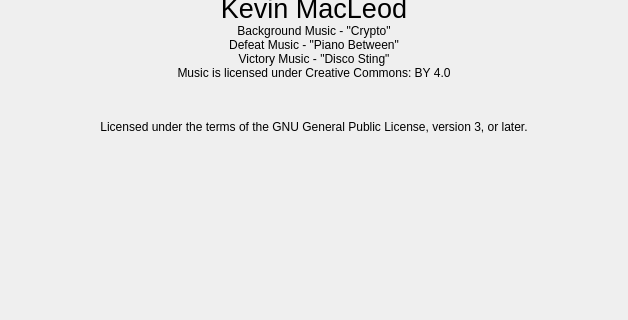
Above: information/creditsscreen.ui from vicr123/entertaining-mines before the change; both pictures show x 0 to 628 and y 177 to 497 of the 628 by 988 pixel window. Below: the same form after it.
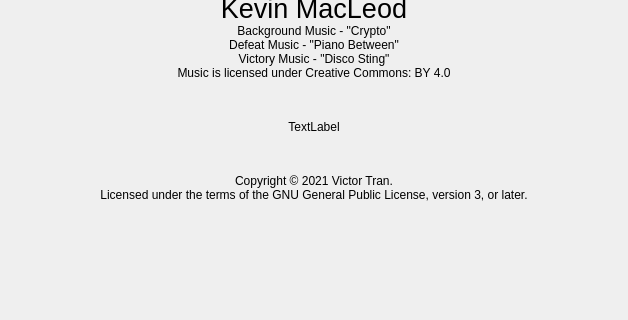
That is the form after the change. Icons and pictures are not drawn. Custom widgets are drawn as their Qt base class.

Commit message: Add Entertaining Games branding

```diff
--- a/information/creditsscreen.ui
+++ b/information/creditsscreen.ui
@@ -107,11 +107,11 @@
         <x>0</x>
         <y>0</y>
         <width>628</width>
-        <height>933</height>
+        <height>932</height>
        </rect>
       </property>
       <property name="autoFillBackground">
-       <bool>false</bool>
+       <bool>true</bool>
       </property>
       <layout class="QHBoxLayout" name="horizontalLayout_2">
        <property name="spacing">
@@ -326,6 +326,42 @@
            </property>
           </spacer>
          </item>
+         <item>
+          <widget class="QLabel" name="entertainingLogo">
+           <property name="text">
+            <string notr="true">TextLabel</string>
+           </property>
+           <property name="alignment">
+            <set>Qt::AlignCenter</set>
+           </property>
+          </widget>
+         </item>
+         <item>
+          <spacer name="verticalSpacer_3">
+           <property name="orientation">
+            <enum>Qt::Vertical</enum>
+           </property>
+           <property name="sizeType">
+            <enum>QSizePolicy::Fixed</enum>
+           </property>
+           <property name="sizeHint" stdset="0">
+            <size>
+             <width>20</width>
+             <height>40</height>
+            </size>
+           </property>
+          </spacer>
+         </item>
+         <item>
+          <widget class="QLabel" name="label_12">
+           <property name="text">
+            <string>Copyright © 2021 Victor Tran.</string>
+           </property>
+           <property name="alignment">
+            <set>Qt::AlignCenter</set>
+           </property>
+          </widget>
+         </item>
          <item>
           <widget class="QLabel" name="label_11">
            <property name="text">
```
The commit also changes 171 other files.
